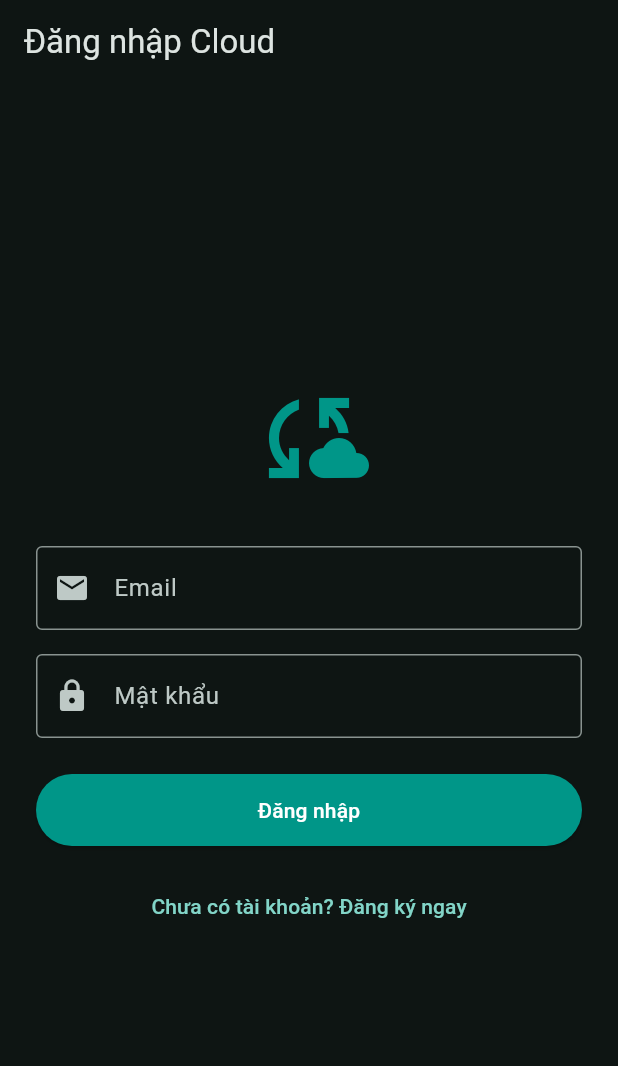
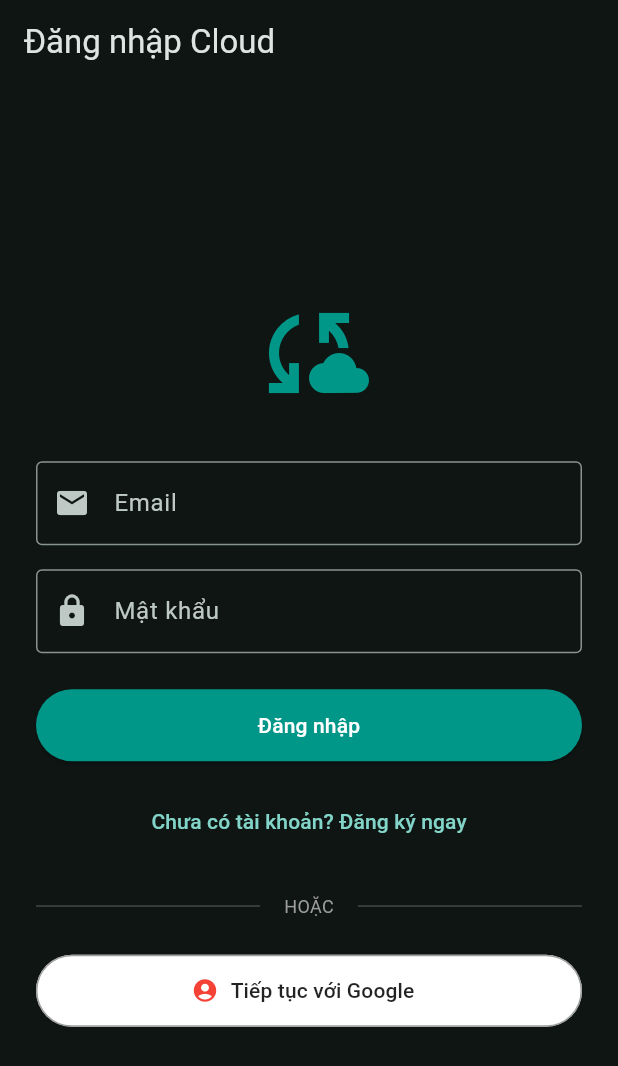
Before and after one commit to vuanhduc3007/chinese-vocab-app, a Flutter app: the screen it shows after launch, on a phone screen of 412 x 824 dp. Shown: the top 1066 px of the screen. Run offline on Flutter 3.47's test engine with Material 3 defaults, Android fonts, the phone set to English and light mode, and no system bars; our stand-ins replace audioplayers, cloud_firestore, file_picker, firebase_auth, firebase_core, fl_chart and 1 more; missing offline and left inert: dart:html; accounts and stored records are empty.

Commit message:
Add Google Sign-In and fix stats UI overlapping

```diff
--- a/lib/ui/screens/auth_screen.dart
+++ b/lib/ui/screens/auth_screen.dart
@@ -94,7 +94,45 @@ class _AuthScreenState extends State<AuthScreen> {
                         ? 'Chưa có tài khoản? Đăng ký ngay'
                         : 'Đã có tài khoản? Đăng nhập',
                   ),
-                )
+                ),
+                const SizedBox(height: 24),
+                const Row(
+                  children: [
+                    Expanded(child: Divider()),
+                    Padding(
+                      padding: EdgeInsets.symmetric(horizontal: 16),
+                      child: Text('HOẶC', style: TextStyle(color: Colors.grey, fontSize: 12)),
+                    ),
+                    Expanded(child: Divider()),
+                  ],
+                ),
+                const SizedBox(height: 24),
+                SizedBox(
+                  width: double.infinity,
+                  height: 48,
+                  child: _isLoading
+                    ? const SizedBox()
+                    : OutlinedButton.icon(
+                        onPressed: () async {
+                          setState(() => _isLoading = true);
+                          try {
+                            await context.read<app_auth.AuthProvider>().signInWithGoogle();
+                          } on FirebaseAuthException catch (e) {
+                            if (mounted) ScaffoldMessenger.of(context).showSnackBar(SnackBar(content: Text(e.message ?? 'Lỗi')));
+                          } catch (e) {
+                            if (mounted) ScaffoldMessenger.of(context).showSnackBar(SnackBar(content: Text(e.toString())));
+                          } finally {
+                            if (mounted) setState(() => _isLoading = false);
+                          }
+                        },
+                        icon: const Icon(Icons.account_circle, color: Colors.red),
+                        label: const Text('Tiếp tục với Google', style: TextStyle(color: Colors.black87)),
+                        style: OutlinedButton.styleFrom(
+                          backgroundColor: Colors.white,
+                          side: const BorderSide(color: Colors.grey),
+                        ),
+                      ),
+                ),
               ],
             ),
           ),
--- a/lib/ui/screens/stats_screen.dart
+++ b/lib/ui/screens/stats_screen.dart
@@ -128,10 +128,13 @@ class _StatsScreenState extends State<StatsScreen> {
               getTitlesWidget: (value, meta) {
                 final i = value.toInt();
                 if (i < 0 || i >= days.length) return const SizedBox();
+                // Bỏ qua hiển thị nhãn của những ngày lẻ (tránh đè nhau trên điện thoại)
+                if (i % 2 != 0) return const SizedBox();
+
                 final key = days[i]['date'] as String;
                 return Padding(
                   padding: const EdgeInsets.only(top: 4),
-                  child: Text(key.substring(5), style: const TextStyle(fontSize: 9)),
+                  child: Text(key.substring(5), style: const TextStyle(fontSize: 10)),
                 );
               },
             ),
```
Also changed, not shown: lib/providers/auth_provider.dart (+10 -0 lines).
